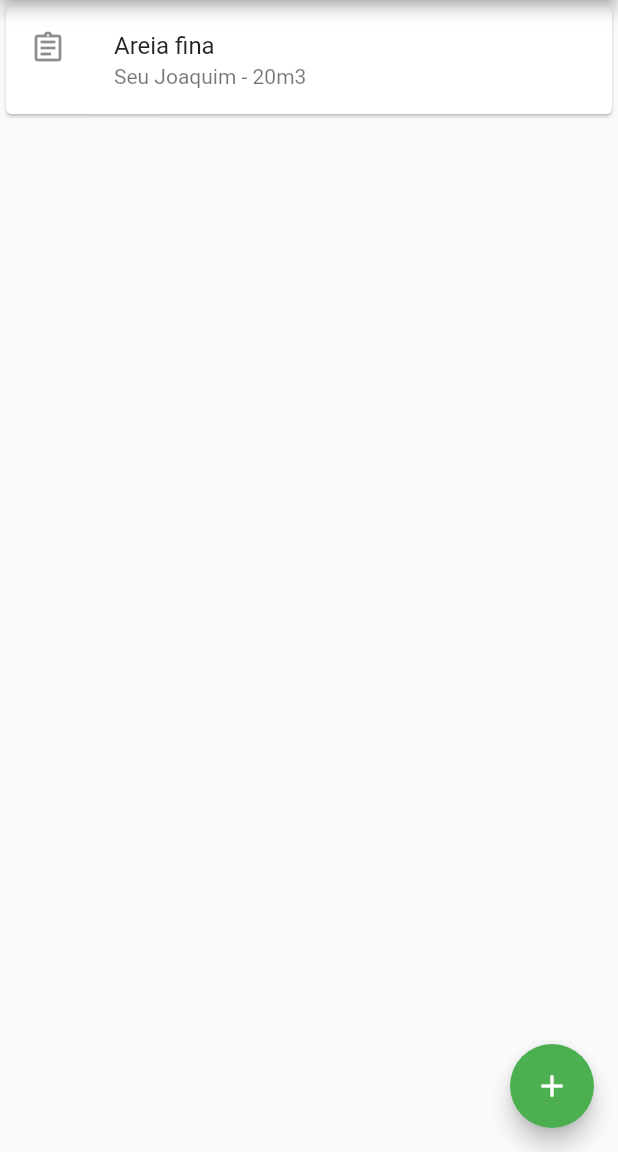
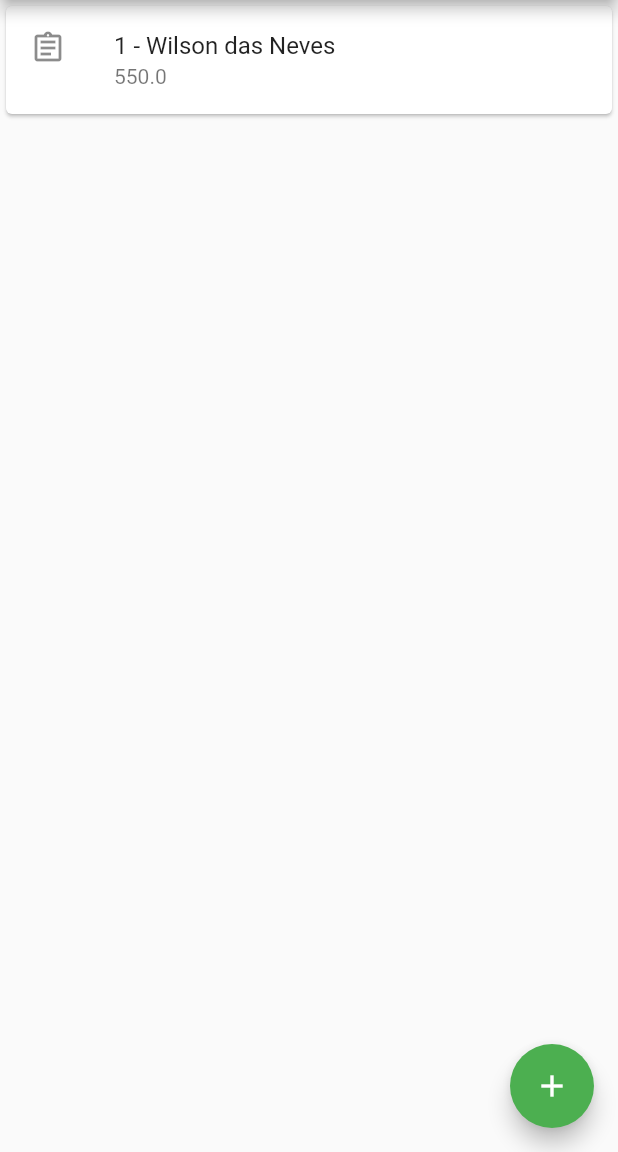
Before and after one commit to andrelake/order_flutter, a Flutter app: the screen it shows after launch, on a phone screen of 412 x 824 dp, the part 84-1236 px from its top. Run offline on Flutter 3.47's test engine with Material 2 defaults, Android fonts, the phone set to English and light mode, and no system bars.

Commit message:
Structuring orderlist, order and orderItem

```diff
--- /dev/null
+++ b/lib/client.dart
@@ -0,0 +1,11 @@
+import 'package:flutter/material.dart';
+
+class Client {
+  final int id;
+  final String name;
+  final String email;
+  final String phone;
+
+  const Client(this.id, this.name, this.email, this.phone);
+
+}
--- /dev/null
+++ b/lib/order.dart
@@ -0,0 +1,28 @@
+import 'package:flutter/material.dart';
+import 'package:order_flutter/orderItem.dart';
+
+import 'client.dart';
+
+class Order extends StatelessWidget {
+  final int orderId;
+  final Client _client;
+  //final List<OrderItem> orderItemList;
+  final double total;
+  final DateTime date = DateTime.now();
+
+  Order(this.orderId,
+      this._client,
+      //this.orderItemList,
+      this.total);
+
+  @override
+  Widget build(BuildContext context) {
+    return Card(
+      child: ListTile(
+        leading: Icon(Icons.assignment_outlined),
+        title: Text('$orderId - ' + _client.name),
+        subtitle: Text('$total'),
+      ),
+    );
+  }
+}
--- /dev/null
+++ b/lib/orderItem.dart
@@ -0,0 +1,11 @@
+import 'package:order_flutter/product.dart';
+
+class OrderItem {
+  final int id;
+  final Product product;
+  final double qty;
+  final double price;
+
+  const OrderItem(this.id, this.product, this.qty, this.price);
+
+}
--- a/lib/orderList.dart
+++ b/lib/orderList.dart
@@ -1,4 +1,7 @@
 import 'package:flutter/material.dart';
+import 'package:order_flutter/client.dart';
+
+import 'order.dart';
 
 class OrderList extends StatelessWidget {
   OrderList({Key key}) : super(key: key);
@@ -12,15 +15,10 @@ class OrderList extends StatelessWidget {
       body: Center(
         child: Column(
           children: <Widget>[
-            Card(
-              child: ListTile(
-                leading: Icon(Icons.assignment_outlined),
-                title: Text('Areia fina'),
-                subtitle: Text(
-                    'Seu Joaquim - 20m3'
-                ),
-              ),
-            ),
+            Order(
+              1,
+              Client(1, 'Wilson das Neves', 'wil@gmail.com', '1499999999'),
+              550.0)
           ],
         ),
       ),
--- /dev/null
+++ b/lib/product.dart
@@ -0,0 +1,12 @@
+import 'package:flutter/material.dart';
+
+class Product {
+
+  final int id;
+  final String name;
+  final double price;
+  final String un;
+
+  const Product(this.id, this.name, this.price, this.un);
+
+}
```
